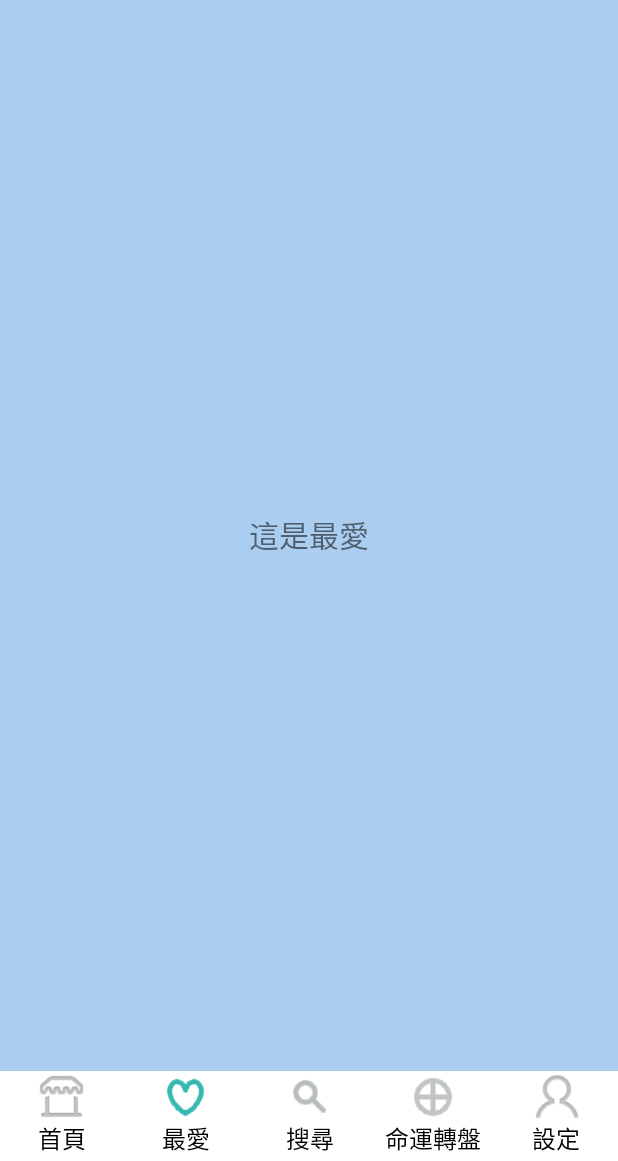
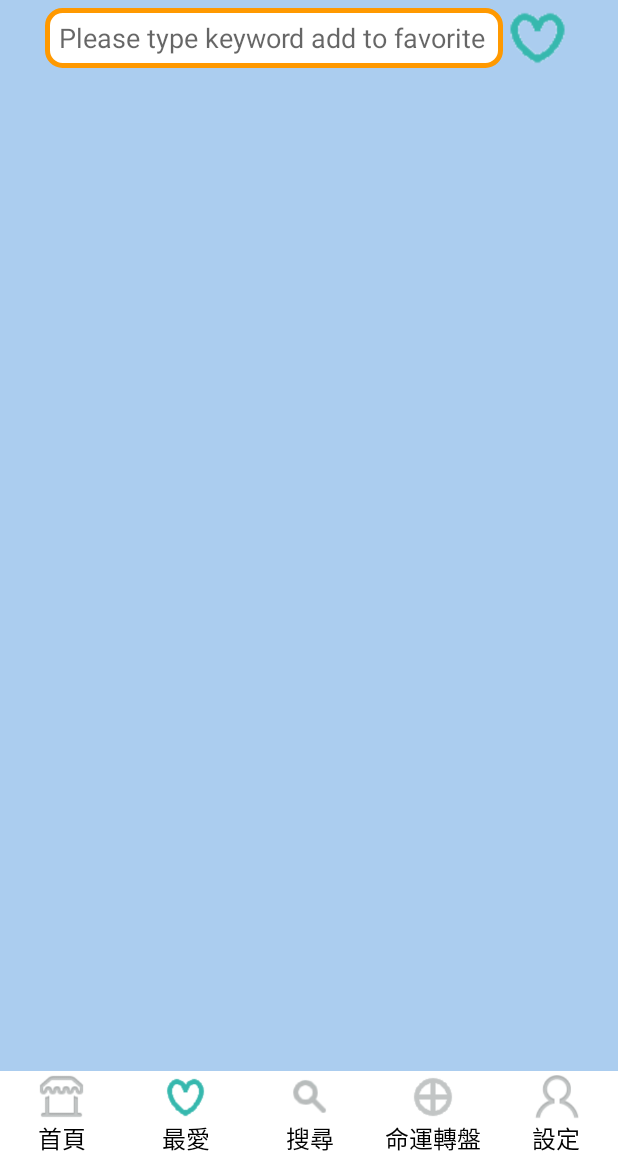
Before and after one commit to LiangWei-Chang/Software_Studio_FinalProject, an Android app: the screen it shows after launch (FragmentTagsActivity), after a tap on "最愛", on a phone screen of 412 x 824 dp, the part 75-1236 px from its top. Run offline under Robolectric (Android 15) with nearby library versions, the phone set to English and light mode, and no system bars.

Commit message:
Add edittext and button to favorite

```diff
--- a/app/src/main/java/com/software/studio/delicacies/fragments/Favorite.java
+++ b/app/src/main/java/com/software/studio/delicacies/fragments/Favorite.java
@@ -1,18 +1,44 @@
 package com.software.studio.delicacies.fragments;
 
+import android.content.Intent;
 import android.os.Bundle;
 import android.support.v4.app.Fragment;
 import android.view.LayoutInflater;
 import android.view.View;
 import android.view.ViewGroup;
+import android.widget.EditText;
+import android.widget.ImageButton;
+import android.widget.Toast;
 
+import com.software.studio.delicacies.MapsActivity;
 import com.software.studio.delicacies.R;
 
-public class Favorite extends Fragment {
-
+public class Favorite extends Fragment implements View.OnClickListener{
+    ImageButton button;
+    EditText editText;
     @Override
     public View onCreateView(LayoutInflater inflater, ViewGroup container ,Bundle savedInstanceState) {
+        View view = inflater.inflate(R.layout.fragment_favorite, container, false);
+        button = (ImageButton) view.findViewById(R.id.image_button_favorite);
+        editText = (EditText) view.findViewById(R.id.favorite_edittext);
+        editText.setHint("  Please type keyword add to favorite");
+        editText.setOnClickListener(this);
+        button.setOnClickListener(this);
+        return view;
+    }
 
-        return inflater.inflate(R.layout.fragment_favorite, container, false);
+    public void onClick(View v) {
+        if(v == editText) {
+            editText.getText().clear();
+        }
+        else if(v == button) {
+            if(editText.getText().length()!=0)
+            {
+                Toast.makeText(getActivity(), editText.getText().toString(),Toast.LENGTH_SHORT).show();
+            }
+            else{
+                Toast.makeText(getActivity(), R.string.msg_InputIsEmpty, Toast.LENGTH_SHORT).show();
+            }
+        }
     }
 }
--- a/app/src/main/res/layout/fragment_favorite.xml
+++ b/app/src/main/res/layout/fragment_favorite.xml
@@ -3,15 +3,28 @@
     android:layout_width="match_parent"
     android:layout_height="match_parent"
     android:orientation="vertical"
-    android:gravity="center_vertical"
-    tools:context="com.software.studio.delicacies.fragments.Favorite">
+    android:gravity="center_horizontal"
+    tools:context="com.software.studio.delicacies.fragments.Favorite"
+    android:weightSum="1">
 
-    <TextView
-        android:id="@+id/tv_favorite"
+    <LinearLayout
         android:layout_width="match_parent"
-        android:layout_height="100dp"
+        android:layout_height="40dp"
         android:gravity="center"
-        android:textSize="20sp"
-        android:text="這是最愛" />
+        android:layout_marginTop="5dp">
+
+        <EditText
+            android:layout_width="305dp"
+            android:layout_height="40dp"
+            android:id="@+id/favorite_edittext"
+            android:background="@drawable/edittext_style"
+            android:imeOptions="actionDone"
+            android:singleLine="true" />
+        <ImageButton
+            android:background="@drawable/ic_menu_favorite_on"
+            android:layout_width="wrap_content"
+            android:layout_height="wrap_content"
+            android:id="@+id/image_button_favorite" />
+    </LinearLayout>
 
 </LinearLayout>
```
